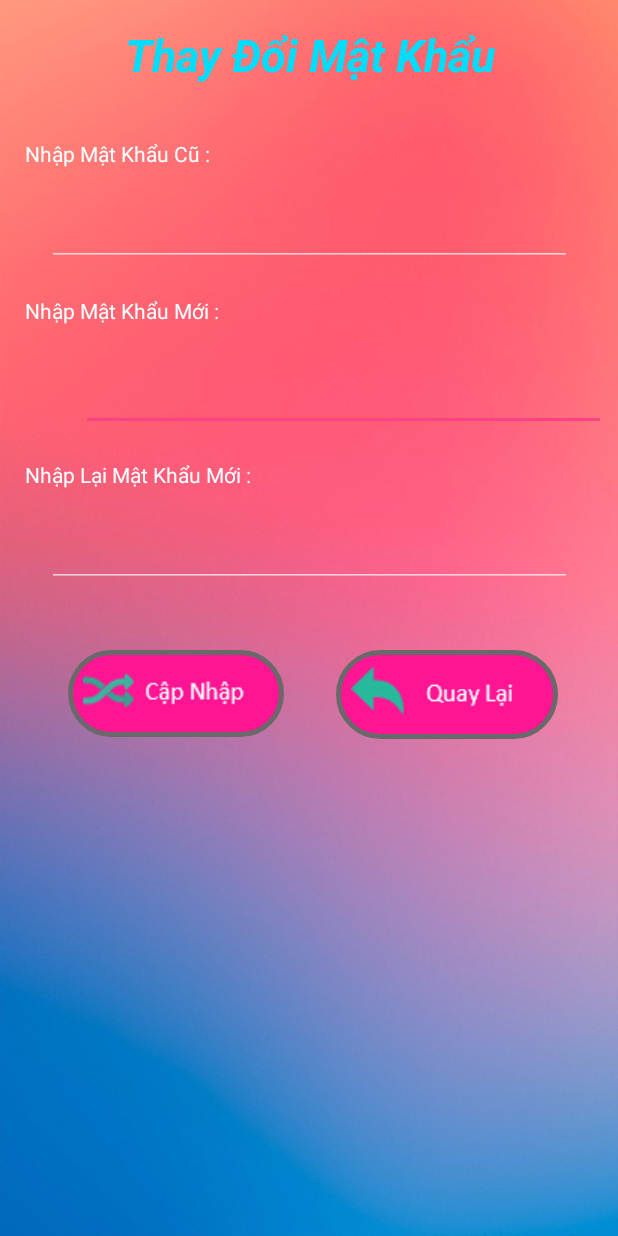
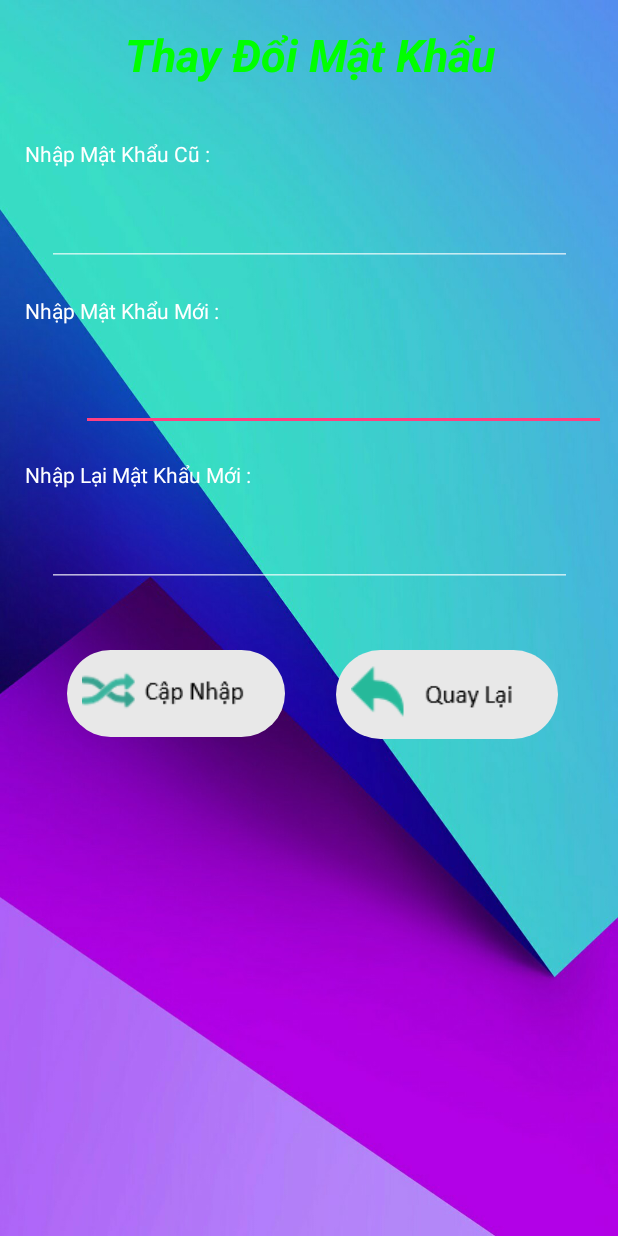
Before and after one commit to lehoangthienan/QuanLyTinhNguyen-Java-AndroidStudio, an Android app: the ControlTinhNguyenActivity screen opened directly, with no data from a screen before it, after a tap on an icon or button, on a phone screen of 412 x 824 dp. Run offline under Robolectric (Android 15) with nearby library versions, the phone set to English and light mode, and no system bars; our stand-ins replace Volley; network calls fail.

Commit message:
update giao dien cap nhan mat khau va sua  chuc nang an button dang ky nhanh

```diff
--- a/app/src/main/java/kerryle/thienan/quanlytinhnguyen/ControlTinhNguyenActivity.java
+++ b/app/src/main/java/kerryle/thienan/quanlytinhnguyen/ControlTinhNguyenActivity.java
@@ -9,7 +9,6 @@ import android.view.Menu;
 import android.view.MenuInflater;
 import android.view.MenuItem;
 import android.view.View;
-import android.widget.Button;
 import android.widget.ImageButton;
 import android.widget.ListView;
 import android.widget.SearchView;
@@ -65,7 +64,7 @@ public class ControlTinhNguyenActivity extends AppCompatActivity {
     TextView txtHoTenCTND , txtNamSinhCTND , txtMaSoSinhVienCTND ,txtTenTruongDaiHocCTND ,txtSoHoatDongThamGiaCTND;
     ImageButton btnThayDoiThongTinCaNhan , btnThayDoiMatKhau ;
 
-    Button btnChiTiet;
+   // Button btnChiTiet;
 
    // List<MaTinhNguyenSinhVien> dsMaTinhNguyen ;
 
@@ -191,7 +190,7 @@ public class ControlTinhNguyenActivity extends AppCompatActivity {
         btnThayDoiThongTinCaNhan = (ImageButton) findViewById(R.id.btnThayDoiThongTinCaNhan);
         btnThayDoiMatKhau = (ImageButton) findViewById(R.id.btnThayDoiMatKhau);
 
-        btnChiTiet = (Button) findViewById(R.id.btnChiTiet);
+       // btnChiTiet = (Button) findViewById(R.id.btnChiTiet);
 
         tabHost = (TabHost) findViewById(R.id.tabHost);
         tabHost.setup();
--- /dev/null
+++ b/app/src/main/res/drawable/drawimagebuttincapnhapmatkhau.xml
@@ -0,0 +1,14 @@
+<shape android:shape="rectangle" xmlns:android="http://schemas.android.com/apk/res/android">
+    <!-- Set màu nền -->
+    <solid android:color="#E8E8E8">
+    </solid>
+    <!-- đặt thuộc tính màu và độ rộng của đường viền -->
+    <!--<stroke android:color="#696969" android:width="3dp">-->
+    <!--</stroke>-->
+    <!-- các thuộc tính căn chỉnh -->
+    <padding android:bottom="10dp" android:left="10dp" android:right="10dp" android:top="10dp">
+    </padding>
+    <!-- và đây là bán kính đường tròn ở 4 góc -->
+    <corners android:radius="400dp">
+    </corners>
+</shape>
--- a/app/src/main/res/layout/activity_thay_doi_mat_khau.xml
+++ b/app/src/main/res/layout/activity_thay_doi_mat_khau.xml
@@ -4,7 +4,7 @@
     xmlns:tools="http://schemas.android.com/tools"
     android:layout_width="match_parent"
     android:layout_height="match_parent"
-    android:background="@drawable/anhnen2"
+    android:background="@drawable/anhnenbaomat"
     tools:context="kerryle.thienan.quanlytinhnguyen.kerryle.thienan.ThayDoiMatKhau">
 
     <TextView
@@ -15,7 +15,7 @@
         android:layout_marginRight="8dp"
         android:layout_marginTop="16dp"
         android:text="Thay Đổi Mật Khẩu"
-        android:textColor="@android:color/holo_blue_bright"
+        android:textColor="#00ff00"
         android:textSize="30sp"
         android:textStyle="bold|italic"
         app:layout_constraintHorizontal_bias="0.504"
@@ -109,7 +109,7 @@
         android:id="@+id/btnCapNhapTDMK"
         android:layout_width="wrap_content"
         android:layout_height="wrap_content"
-        android:background="@drawable/drawimagebuttincapnhap"
+        android:background="@drawable/drawimagebuttincapnhapmatkhau"
         android:layout_marginLeft="8dp"
         android:layout_marginRight="8dp"
         android:layout_marginTop="42dp"
@@ -126,7 +126,7 @@
         android:layout_marginLeft="8dp"
         android:layout_marginRight="8dp"
         android:layout_marginTop="42dp"
-        android:background="@drawable/drawimagebuttincapnhap"
+        android:background="@drawable/drawimagebuttincapnhapmatkhau"
         app:layout_constraintHorizontal_bias="0.872"
         app:layout_constraintLeft_toLeftOf="parent"
         app:layout_constraintRight_toRightOf="parent"
--- a/app/src/main/res/values/colorschitiet.xml
+++ b/app/src/main/res/values/colorschitiet.xml
@@ -1,6 +1,6 @@
 <?xml version="1.0" encoding="utf-8"?>
 <resources>
     <color name="colorPrimary1">#3F51B5</color>
-    <color name="colorPrimaryDark1">#00ffe6</color>
+    <color name="colorPrimaryDark1">#01A696</color>
     <color name="colorAccent1">#FF4081</color>
 </resources>
--- a/app/src/main/res/values/colorsthaydoimatkhau.xml
+++ b/app/src/main/res/values/colorsthaydoimatkhau.xml
@@ -1,6 +1,6 @@
 <?xml version="1.0" encoding="utf-8"?>
 <resources>
     <color name="colorPrimary3">#3F51B5</color>
-    <color name="colorPrimaryDark3">#FE6E6D</color>
+    <color name="colorPrimaryDark3">#42BAD5</color>
     <color name="colorAccent3">#FF4081</color>
 </resources>
```
Also changed, not shown: app/src/main/java/kerryle/thienan/quanlytinhnguyen/kerryle/thienan/adapter/NguoiDungAdapter.java (+12 -12 lines), app/src/main/java/kerryle/thienan/quanlytinhnguyen/kerryle/thienan/adapter/TinhNguyenAdapter.java (+9 -8 lines), app/src/main/res/drawable/anhnenbaomat.png (added), app/src/main/res/drawable/back.png, app/src/main/res/drawable/shuffle.png.
